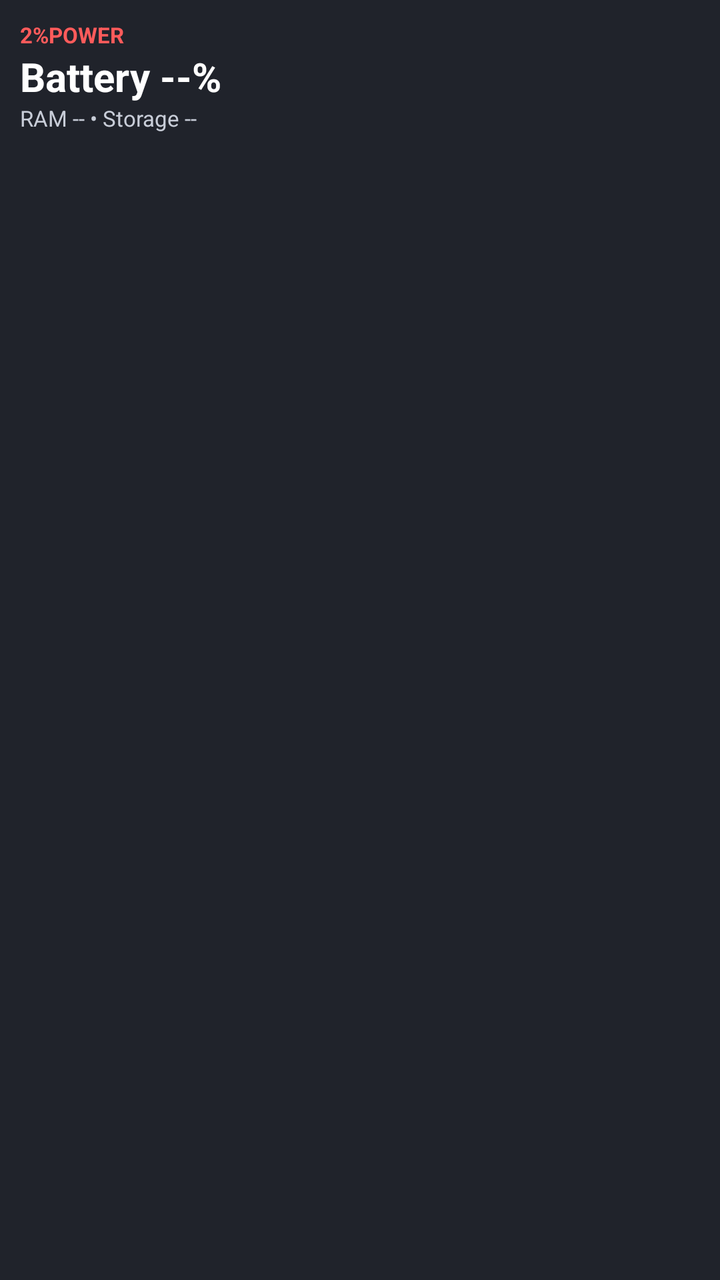
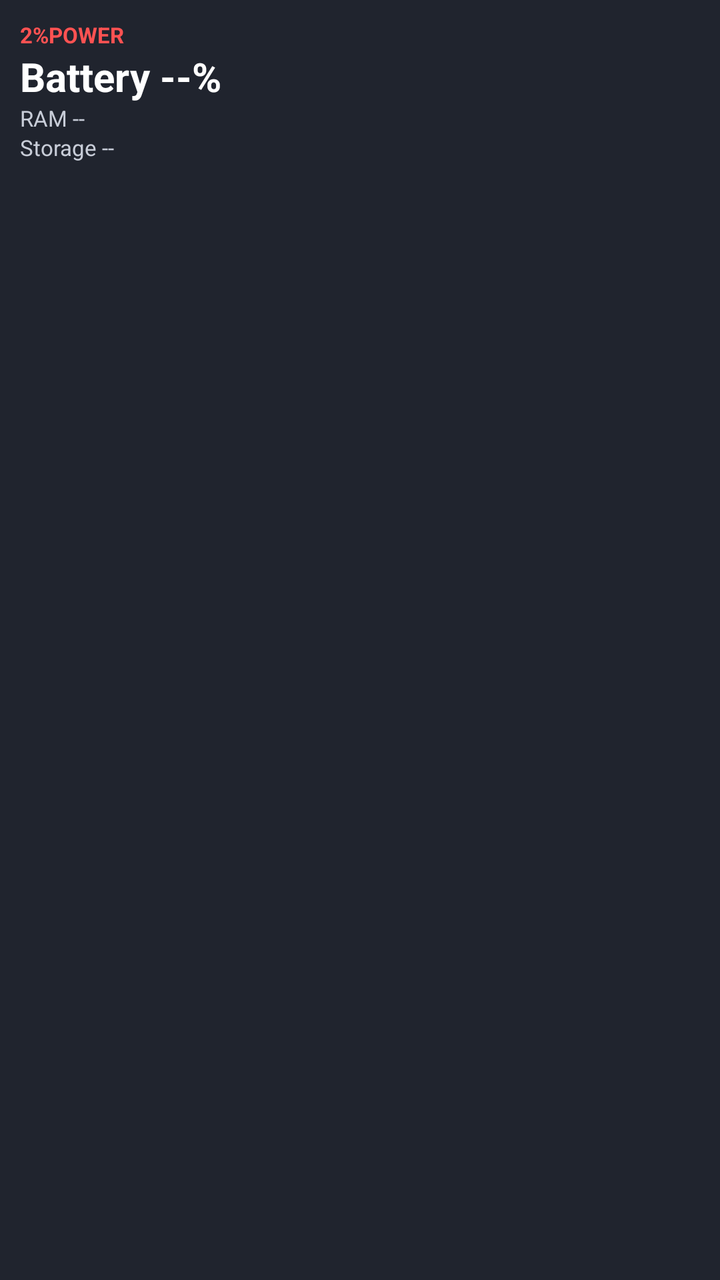

The first picture is an Android layout as it rendered before a commit; the second is the same layout after the commit. The layout source and the unified diff follow.
<!-- AndroidManifest.xml: application theme android:Theme.Material.Light.NoActionBar -->
<!-- res/layout/power_widget.xml -->
<LinearLayout xmlns:android="http://schemas.android.com/apk/res/android"
    android:id="@+id/widget_root" android:layout_width="match_parent" android:layout_height="match_parent"
    android:orientation="vertical" android:padding="10dp" android:background="#20232B">
    <TextView android:id="@+id/widget_title" android:layout_width="wrap_content" android:layout_height="wrap_content"
        android:text="2%POWER" android:textColor="#FF5B5B" android:textStyle="bold" android:textSize="11sp"/>
    <TextView android:id="@+id/widget_battery" android:layout_width="wrap_content" android:layout_height="wrap_content"
        android:text="Battery --%" android:textColor="#FFFFFF" android:textSize="20sp" android:textStyle="bold"/>
    <TextView android:id="@+id/widget_details" android:layout_width="wrap_content" android:layout_height="wrap_content"
        android:text="RAM -- • Storage --" android:textColor="#C8CDD8" android:textSize="11sp"/>
</LinearLayout>
<!-- resources referenced by this layout -->
<resources>

</resources>

<!-- the commit's change to res/layout/power_widget.xml (unified diff, before → after) -->
@@ -1,10 +1,8 @@
 <LinearLayout xmlns:android="http://schemas.android.com/apk/res/android"
     android:id="@+id/widget_root" android:layout_width="match_parent" android:layout_height="match_parent"
-    android:orientation="vertical" android:padding="10dp" android:background="#20232B">
-    <TextView android:id="@+id/widget_title" android:layout_width="wrap_content" android:layout_height="wrap_content"
-        android:text="2%POWER" android:textColor="#FF5B5B" android:textStyle="bold" android:textSize="11sp"/>
-    <TextView android:id="@+id/widget_battery" android:layout_width="wrap_content" android:layout_height="wrap_content"
-        android:text="Battery --%" android:textColor="#FFFFFF" android:textSize="20sp" android:textStyle="bold"/>
-    <TextView android:id="@+id/widget_details" android:layout_width="wrap_content" android:layout_height="wrap_content"
-        android:text="RAM -- • Storage --" android:textColor="#C8CDD8" android:textSize="11sp"/>
+    android:orientation="vertical" android:padding="10dp" android:background="#20242E">
+    <TextView android:id="@+id/widget_title" android:layout_width="wrap_content" android:layout_height="wrap_content" android:text="2%POWER" android:textColor="#FF5252" android:textStyle="bold" android:textSize="11sp"/>
+    <TextView android:id="@+id/widget_battery" android:layout_width="wrap_content" android:layout_height="wrap_content" android:text="Battery --%" android:textColor="#FFFFFF" android:textSize="20sp" android:textStyle="bold"/>
+    <TextView android:id="@+id/widget_details" android:layout_width="wrap_content" android:layout_height="wrap_content" android:text="RAM --" android:textColor="#C8CDD8" android:textSize="11sp"/>
+    <TextView android:id="@+id/widget_extra" android:layout_width="wrap_content" android:layout_height="wrap_content" android:text="Storage --" android:textColor="#C8CDD8" android:textSize="11sp"/>
 </LinearLayout>
